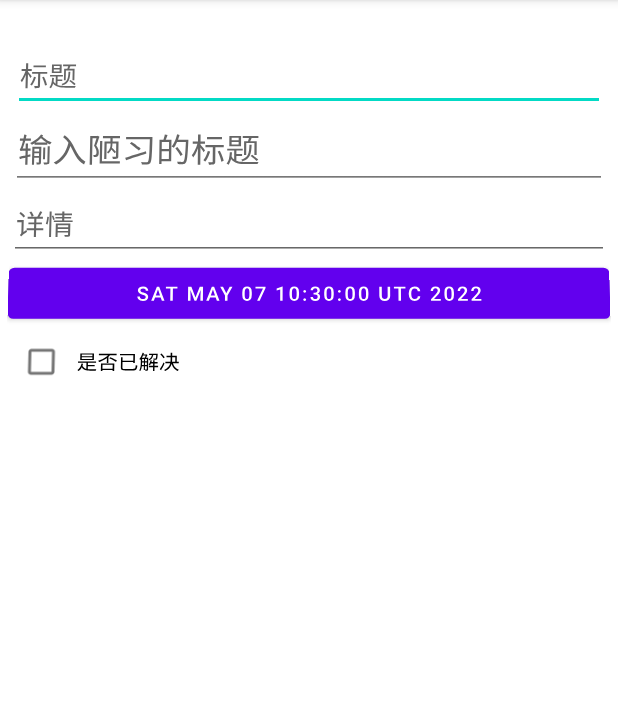
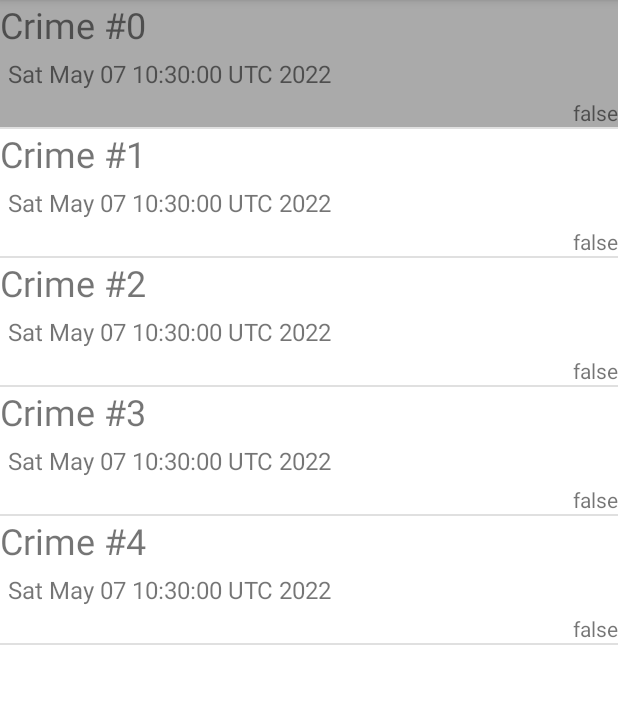
Before and after one commit to yyhhhhhh/android, an Android app: the screen it shows after launch (MainActivity), on a phone screen of 412 x 824 dp, the part 84-788 px from its top. Run offline under Robolectric (Android 15) with nearby library versions, the phone set to English and light mode, and no system bars.

Commit message:
RecyclerView

```diff
--- /dev/null
+++ b/crimelntent/src/main/java/com/yyh/crimelntent/CrimeAdapter.java
@@ -0,0 +1,76 @@
+package com.yyh.crimelntent;
+
+import android.view.LayoutInflater;
+import android.view.View;
+import android.view.ViewGroup;
+
+import androidx.annotation.NonNull;
+import androidx.recyclerview.widget.RecyclerView;
+
+import com.yyh.crimelntent.databinding.ItemCrimeBinding;
+import com.yyh.crimelntent.entity.Crime;
+
+import java.util.ArrayList;
+import java.util.List;
+
+public class CrimeAdapter extends RecyclerView.Adapter<CrimeAdapter.ViewHolder> {
+
+    private List<Crime> crimes;
+    private List<Crime> crimeAll;
+    private int currentIndex = 0;
+    private View.OnClickListener onClickListener;
+
+    public CrimeAdapter(List<Crime> crimes) {
+        this.crimes = crimes;
+        this.crimeAll = new ArrayList<>(crimes);
+    }
+
+    public View.OnClickListener getOnClickListener(){
+        return onClickListener;
+    }
+
+    public void setOnClickListener(View.OnClickListener onClickListener) {
+        this.onClickListener = onClickListener;
+    }
+
+    public void setCurrentIndex(int currentIndex) {
+        // 更新视图
+        notifyItemChanged(this.currentIndex);
+        notifyItemChanged(currentIndex);
+        // 设置当前选中项索引
+        this.currentIndex = currentIndex;
+    }
+
+    @NonNull
+    @Override
+    public ViewHolder onCreateViewHolder(@NonNull ViewGroup parent, int viewType) {
+        ItemCrimeBinding inflate = ItemCrimeBinding.inflate(LayoutInflater.from(parent.getContext()), parent, false);
+        return new ViewHolder(inflate);
+    }
+
+    @Override
+    public void onBindViewHolder(@NonNull ViewHolder holder, int position) {
+        Crime crime = crimes.get(position);
+        holder.binding.tvTitle.setText(crime.getTitle());
+        holder.binding.tvDate.setText(crime.getDate());
+        holder.binding.tvSolved.setText(crime.getSolved().toString());
+        holder.itemView.setSelected( currentIndex == position);
+    }
+
+    @Override
+    public int getItemCount() {
+        return crimes.size();
+    }
+
+    public class ViewHolder extends RecyclerView.ViewHolder{
+
+        ItemCrimeBinding binding;
+
+        public ViewHolder(@NonNull ItemCrimeBinding itemView) {
+            super(itemView.getRoot());
+            this.binding = itemView;
+            this.itemView.setTag(this);
+            this.itemView.setOnClickListener(onClickListener);
+        }
+    }
+}
--- a/crimelntent/src/main/java/com/yyh/crimelntent/CrimeFragment.java
+++ b/crimelntent/src/main/java/com/yyh/crimelntent/CrimeFragment.java
@@ -11,21 +11,19 @@ import android.view.View;
 import android.view.ViewGroup;
 
 import com.yyh.crimelntent.databinding.FragmentCrimeBinding;
+import com.yyh.crimelntent.entity.Crime;
+
+import java.io.Serializable;
 
 public class CrimeFragment extends Fragment {
 
     private FragmentCrimeBinding binding;
 
-    private static final String ARG_PARAM1 = "param1";
+    public CrimeFragment() {
+    }
 
-    private String mParam1;
-
-
-    public static CrimeFragment newInstance(String param1) {
+    public static CrimeFragment newInstance() {
         CrimeFragment fragment = new CrimeFragment();
-        Bundle args = new Bundle();
-        args.putString(ARG_PARAM1, param1);
-        fragment.setArguments(args);
         return fragment;
     }
 
@@ -33,7 +31,6 @@ public class CrimeFragment extends Fragment {
     public void onCreate(Bundle savedInstanceState) {
         super.onCreate(savedInstanceState);
         if (getArguments() != null) {
-            mParam1 = getArguments().getString(ARG_PARAM1);
         }
     }
 
@@ -42,21 +39,28 @@ public class CrimeFragment extends Fragment {
                              Bundle savedInstanceState) {
 
         binding = FragmentCrimeBinding.inflate(inflater,container,false);
-        if(null != mParam1){
-            binding.btnDate.setText(mParam1);
-        }
+
         binding.btnDate.setOnClickListener(view ->{
             DatePickerFragment pickerFragment = new DatePickerFragment();
             pickerFragment.show(getFragmentManager(),"date");
         });
-        getParentFragmentManager().setFragmentResultListener("key", this, new FragmentResultListener() {
+        getParentFragmentManager().setFragmentResultListener("bundle", this, new FragmentResultListener() {
             @Override
             public void onFragmentResult(@NonNull String requestKey, @NonNull Bundle result) {
-                int year = result.getInt("year");
-                int month = result.getInt("month");
-                int day = result.getInt("day");
-                binding.btnDate.setText(year+"年"+month+"月"+day+"日");
+                Crime crime = (Crime) result.getSerializable("result");
+                binding.crimeTit.setText(crime.getTitle());
+                binding.btnDate.setText(crime.getDate());
+                binding.ckIs.setChecked(crime.getSolved());
             }
+        });
+        binding.btnConfirm.setOnClickListener(view -> {
+            Crime crime = new Crime();
+            crime.setTitle(binding.crimeTit.getText().toString());
+            crime.setDate(binding.btnDate.getText().toString());
+            crime.setSolved(binding.ckIs.isChecked());
+            Bundle bundle = new Bundle();
+            bundle.putSerializable("result",crime);
+            getParentFragmentManager().setFragmentResult("bundle",bundle);
         });
         return binding.getRoot();
     }
--- /dev/null
+++ b/crimelntent/src/main/java/com/yyh/crimelntent/CrimeListFragment.java
@@ -0,0 +1,90 @@
+package com.yyh.crimelntent;
+
+import android.os.Bundle;
+
+import androidx.annotation.NonNull;
+import androidx.fragment.app.Fragment;
+import androidx.fragment.app.FragmentManager;
+import androidx.fragment.app.FragmentResultListener;
+import androidx.recyclerview.widget.DividerItemDecoration;
+import androidx.recyclerview.widget.LinearLayoutManager;
+
+import android.view.LayoutInflater;
+import android.view.View;
+import android.view.ViewGroup;
+
+import com.yyh.crimelntent.databinding.FragmentCrimeListBinding;
+import com.yyh.crimelntent.entity.Crime;
+
+import java.time.LocalDateTime;
+import java.util.ArrayList;
+import java.util.Date;
+import java.util.List;
+
+public class CrimeListFragment extends Fragment {
+
+    private FragmentCrimeListBinding binding;
+    private CrimeAdapter adapter;
+    private List<Crime> crimes;
+    private int currentPos;
+
+    public CrimeListFragment() {
+    }
+
+    public static CrimeListFragment newInstance() {
+        CrimeListFragment fragment = new CrimeListFragment();
+        return fragment;
+    }
+
+    @Override
+    public void onCreate(Bundle savedInstanceState) {
+        super.onCreate(savedInstanceState);
+    }
+
+    @Override
+    public View onCreateView(LayoutInflater inflater, ViewGroup container,
+                             Bundle savedInstanceState) {
+        binding = FragmentCrimeListBinding.inflate(inflater,container,false);
+
+        initData();
+        // 初始化视图
+        binding.recyclerview.setLayoutManager(new LinearLayoutManager(binding.getRoot().getContext()));
+        binding.recyclerview.addItemDecoration(new DividerItemDecoration(binding.recyclerview.getContext(), DividerItemDecoration.VERTICAL));
+        adapter = new CrimeAdapter(crimes);
+        adapter.setOnClickListener(view -> {
+            CrimeAdapter.ViewHolder viewHolder = (CrimeAdapter.ViewHolder) view.getTag();
+            currentPos = viewHolder.getAdapterPosition();
+            adapter.setCurrentIndex(currentPos);
+            CrimeFragment crimeFragment = CrimeFragment.newInstance();
+            FragmentManager manager = getFragmentManager();
+            manager.beginTransaction()
+                    .replace(R.id.list_fragment,crimeFragment)
+                    .addToBackStack(null)
+                    .commit();
+            Bundle bundle = new Bundle();
+            bundle.putSerializable("result",crimes.get(currentPos));
+            getParentFragmentManager().setFragmentResult("bundle",bundle);
+        });
+        getParentFragmentManager().setFragmentResultListener("bundle", this, new FragmentResultListener() {
+            @Override
+            public void onFragmentResult(@NonNull String requestKey, @NonNull Bundle result) {
+                Crime crime = (Crime) result.getSerializable("result");
+                crimes.set(currentPos,crime);
+            }
+        });
+        binding.recyclerview.setAdapter(adapter);
+        return binding.getRoot();
+    }
+
+
+    private void initData(){
+        crimes = new ArrayList<>();
+        for(int i = 0 ; i < 5 ; i++){
+            Crime crime = new Crime();
+            crime.setTitle("Crime #" + i);
+            crime.setDate(String.valueOf(new Date()));
+            crime.setSolved(false);
+            crimes.add(crime);
+        }
+    }
+}
--- a/crimelntent/src/main/java/com/yyh/crimelntent/MainActivity.java
+++ b/crimelntent/src/main/java/com/yyh/crimelntent/MainActivity.java
@@ -20,9 +20,11 @@ public class MainActivity extends AppCompatActivity {
         binding = ActivityMainBinding.inflate(getLayoutInflater());
         setContentView(binding.getRoot());
 
-        CrimeFragment crimeFragment = CrimeFragment.newInstance(String.valueOf(new Date()));
+        //CrimeFragment crimeFragment = CrimeFragment.newInstance(String.valueOf(new Date()));
 
-        replaceFragment(R.id.fragment_tag,crimeFragment);
+        CrimeListFragment crimeListFragment = CrimeListFragment.newInstance();
+
+        replaceFragment(R.id.frag,crimeListFragment);
 
     }
 
--- a/crimelntent/src/main/java/com/yyh/crimelntent/entity/Crime.java
+++ b/crimelntent/src/main/java/com/yyh/crimelntent/entity/Crime.java
@@ -1,6 +1,10 @@
 package com.yyh.crimelntent.entity;
 
-public class Crime {
+import java.io.Serializable;
+
+public class Crime implements Serializable {
+
+    private static final long serialVersionUID = -4651679128713510684L;
 
     private String title;
 
--- /dev/null
+++ b/crimelntent/src/main/res/drawable-v24/item_selector.xml
@@ -0,0 +1,7 @@
+<?xml version="1.0" encoding="utf-8"?>
+<selector xmlns:android="http://schemas.android.com/apk/res/android">
+
+    <item android:drawable="@android:color/darker_gray" android:state_selected="true"/>
+    <item android:drawable="@android:color/darker_gray" android:state_focused="true"/>
+    <item android:drawable="@android:color/white"/>
+</selector>
--- a/crimelntent/src/main/res/layout/activity_main.xml
+++ b/crimelntent/src/main/res/layout/activity_main.xml
@@ -1,17 +1,19 @@
 <?xml version="1.0" encoding="utf-8"?>
-<androidx.constraintlayout.widget.ConstraintLayout xmlns:android="http://schemas.android.com/apk/res/android"
+<LinearLayout xmlns:android="http://schemas.android.com/apk/res/android"
     xmlns:app="http://schemas.android.com/apk/res-auto"
     xmlns:tools="http://schemas.android.com/tools"
     android:layout_width="match_parent"
     android:layout_height="match_parent"
     tools:context=".MainActivity">
 
+
     <androidx.fragment.app.FragmentContainerView
-        android:id="@+id/fragment_tag"
+        android:id="@+id/frag"
         android:layout_width="match_parent"
         android:layout_height="match_parent"
-        android:layout_marginTop="8dp"
-        tools:ignore="MissingConstraints"
-        tools:layout="@layout/fragment_crime" />
+        tools:layout="@layout/fragment_crime_list"
+        />
+        <!--tools:ignore="MissingConstraints"
+        tools:layout="@layout/fragment_crime"-->
 
-</androidx.constraintlayout.widget.ConstraintLayout>
+</LinearLayout>
--- a/crimelntent/src/main/res/layout/fragment_crime.xml
+++ b/crimelntent/src/main/res/layout/fragment_crime.xml
@@ -1,10 +1,11 @@
 <?xml version="1.0" encoding="utf-8"?>
 <LinearLayout xmlns:android="http://schemas.android.com/apk/res/android"
     xmlns:tools="http://schemas.android.com/tools"
+    android:id="@+id/crime_frag"
     android:layout_width="match_parent"
     android:layout_height="match_parent"
     android:orientation="vertical"
-    android:rotationX="3"
+    android:background="@color/white"
     tools:context=".CrimeFragment">
 
     <EditText
@@ -13,6 +14,7 @@
         android:hint="标题"
         android:textSize="20sp" />
     <EditText
+        android:id="@+id/crime_tit"
         android:layout_width="match_parent"
         android:layout_height="wrap_content"
         android:hint="输入陋习的标题"
@@ -35,6 +37,7 @@
         android:layout_height="wrap_content"
         android:orientation="horizontal">
         <CheckBox
+            android:id="@+id/ck_is"
             android:layout_width="wrap_content"
             android:layout_height="wrap_content"/>
         <TextView
@@ -43,4 +46,10 @@
             android:textColor="@color/black"
             android:text="是否已解决"/>
     </LinearLayout>
+    <Button
+        android:id="@+id/btn_confirm"
+        android:layout_width="wrap_content"
+        android:layout_height="wrap_content"
+        android:layout_gravity="center"
+        android:text="确认"/>
 </LinearLayout>
--- /dev/null
+++ b/crimelntent/src/main/res/layout/fragment_crime_list.xml
@@ -0,0 +1,17 @@
+<?xml version="1.0" encoding="utf-8"?>
+<androidx.coordinatorlayout.widget.CoordinatorLayout xmlns:android="http://schemas.android.com/apk/res/android"
+    xmlns:app="http://schemas.android.com/apk/res-auto"
+    xmlns:tools="http://schemas.android.com/tools"
+    android:id="@+id/list_fragment"
+    android:layout_width="match_parent"
+    android:layout_height="match_parent"
+    tools:context=".CrimeListFragment">
+
+    <androidx.recyclerview.widget.RecyclerView
+        android:id="@+id/recyclerview"
+        app:layout_behavior="@string/appbar_scrolling_view_behavior"
+        android:layout_width="match_parent"
+        android:layout_height="match_parent"
+        />
+
+</androidx.coordinatorlayout.widget.CoordinatorLayout>
--- /dev/null
+++ b/crimelntent/src/main/res/layout/item_crime.xml
@@ -0,0 +1,29 @@
+<?xml version="1.0" encoding="utf-8"?>
+<LinearLayout xmlns:android="http://schemas.android.com/apk/res/android"
+    android:layout_width="match_parent"
+    android:background="@drawable/item_selector"
+    android:orientation="vertical"
+    android:layout_height="wrap_content">
+
+    <TextView
+        android:id="@+id/tv_title"
+        android:layout_width="wrap_content"
+        android:layout_height="wrap_content"
+        android:hint="asdasd"
+        android:textSize="24sp"/>
+
+    <TextView
+        android:id="@+id/tv_date"
+        android:layout_width="wrap_content"
+        android:layout_height="wrap_content"
+        android:layout_margin="5dp"
+        android:hint="date"
+        android:textSize="16sp" />
+    <TextView
+        android:id="@+id/tv_solved"
+        android:layout_width="wrap_content"
+        android:layout_height="wrap_content"
+        android:layout_gravity="end"
+        android:text="flag"
+        android:textSize="14sp"/>
+</LinearLayout>
```
